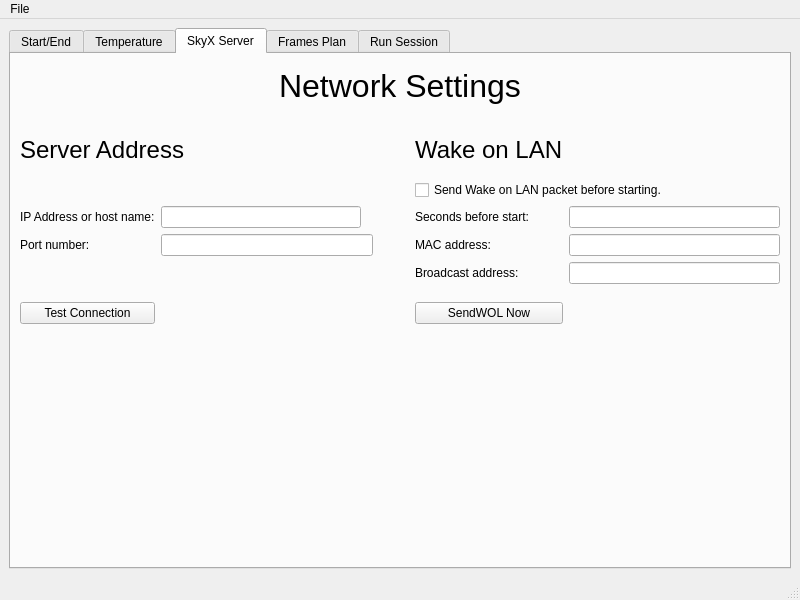
Before: the Qt Designer form MainWindow.ui in RMcDOttawa/pySkyDarks3, drawn with Qt 5.
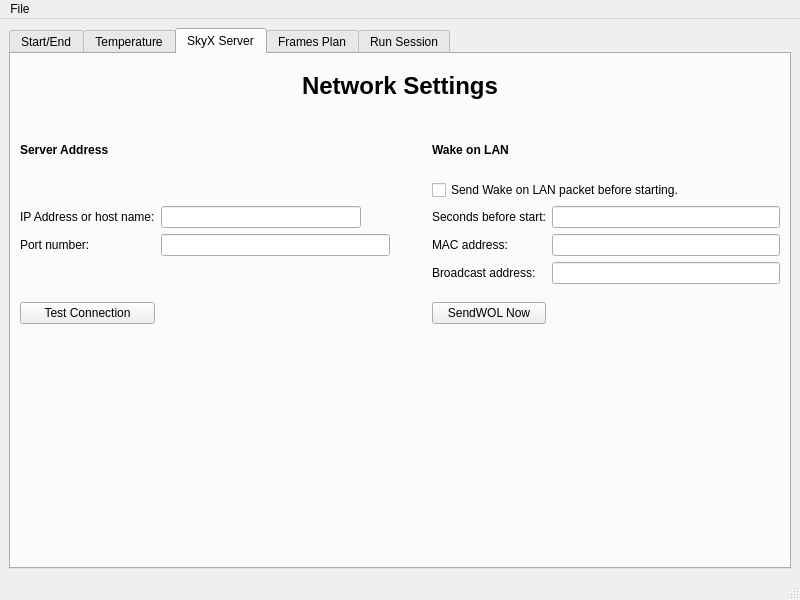
After: the same form once the commit is applied. The open tabs and pages were chosen to show the change.

Commit message: Make window resizeable and remember the size;  make title fonts slightly smaller.  Response to a GitHub-reported issue on some windows systems.

The edit to the form file:
```diff
--- a/MainWindow.ui
+++ b/MainWindow.ui
@@ -10,16 +10,22 @@
     <height>600</height>
    </rect>
   </property>
+  <property name="sizePolicy">
+   <sizepolicy hsizetype="Expanding" vsizetype="Expanding">
+    <horstretch>0</horstretch>
+    <verstretch>0</verstretch>
+   </sizepolicy>
+  </property>
   <property name="minimumSize">
    <size>
-    <width>800</width>
-    <height>600</height>
+    <width>600</width>
+    <height>450</height>
    </size>
   </property>
   <property name="maximumSize">
    <size>
-    <width>800</width>
-    <height>600</height>
+    <width>1600</width>
+    <height>1200</height>
    </size>
   </property>
   <property name="windowTitle">
@@ -1030,13 +1036,6 @@
             </property>
            </widget>
           </item>
-          <item row="2" column="3">
-           <widget class="QLabel" name="label_31">
-            <property name="text">
-             <string>&lt;html&gt;&lt;head/&gt;&lt;body&gt;&lt;p&gt;&lt;span style=&quot; font-size:18pt;&quot;&gt;Wake on LAN&lt;/span&gt;&lt;/p&gt;&lt;/body&gt;&lt;/html&gt;</string>
-            </property>
-           </widget>
-          </item>
           <item row="5" column="2">
            <spacer name="horizontalSpacer_3">
             <property name="orientation">
@@ -1115,14 +1114,14 @@
           <item row="0" column="0" colspan="5">
            <widget class="QLabel" name="label_30">
             <property name="text">
-             <string>&lt;html&gt;&lt;head/&gt;&lt;body&gt;&lt;p align=&quot;center&quot;&gt;&lt;span style=&quot; font-size:24pt;&quot;&gt;Network Settings&lt;/span&gt;&lt;/p&gt;&lt;/body&gt;&lt;/html&gt;</string>
+             <string>&lt;html&gt;&lt;head/&gt;&lt;body&gt;&lt;p align=&quot;center&quot;&gt;&lt;span style=&quot; font-size:18pt; font-weight:600;&quot;&gt;Network Settings&lt;/span&gt;&lt;/p&gt;&lt;/body&gt;&lt;/html&gt;</string>
             </property>
            </widget>
           </item>
           <item row="2" column="0" colspan="2">
            <widget class="QLabel" name="label_5">
             <property name="text">
-             <string>&lt;html&gt;&lt;head/&gt;&lt;body&gt;&lt;p&gt;&lt;span style=&quot; font-size:18pt;&quot;&gt;Server Address&lt;/span&gt;&lt;/p&gt;&lt;/body&gt;&lt;/html&gt;</string>
+             <string>&lt;html&gt;&lt;head/&gt;&lt;body&gt;&lt;p&gt;&lt;span style=&quot;font-weight:600;&quot;&gt;Server Address&lt;/span&gt;&lt;/p&gt;&lt;/body&gt;&lt;/html&gt;</string>
             </property>
            </widget>
           </item>
@@ -1180,6 +1179,13 @@
             </property>
            </spacer>
           </item>
+          <item row="2" column="3" colspan="2">
+           <widget class="QLabel" name="label_31">
+            <property name="text">
+             <string>&lt;html&gt;&lt;head/&gt;&lt;body&gt;&lt;p&gt;&lt;span style=&quot; font-weight:600;&quot;&gt;Wake on LAN&lt;/span&gt;&lt;/p&gt;&lt;/body&gt;&lt;/html&gt;</string>
+            </property>
+           </widget>
+          </item>
          </layout>
         </item>
        </layout>
```
Left out of the diff: 29 changed lines with no effect on the pictures. The commit also changes 6 other files.
